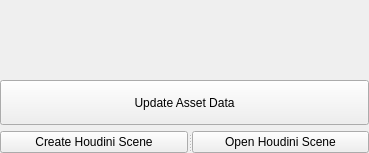
Before: the Qt Designer form Eve/tools/pm/ui/ui_asset_properties.ui in kiryha/Eve, drawn with Qt 5.
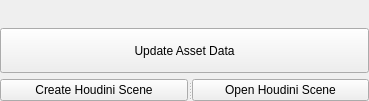
After: the same form once the commit is applied.

What changed in the file:
```diff
--- a/Eve/tools/pm/ui/ui_asset_properties.ui
+++ b/Eve/tools/pm/ui/ui_asset_properties.ui
@@ -7,7 +7,7 @@
     <x>0</x>
     <y>0</y>
     <width>369</width>
-    <height>153</height>
+    <height>101</height>
    </rect>
   </property>
   <property name="windowTitle">
```
